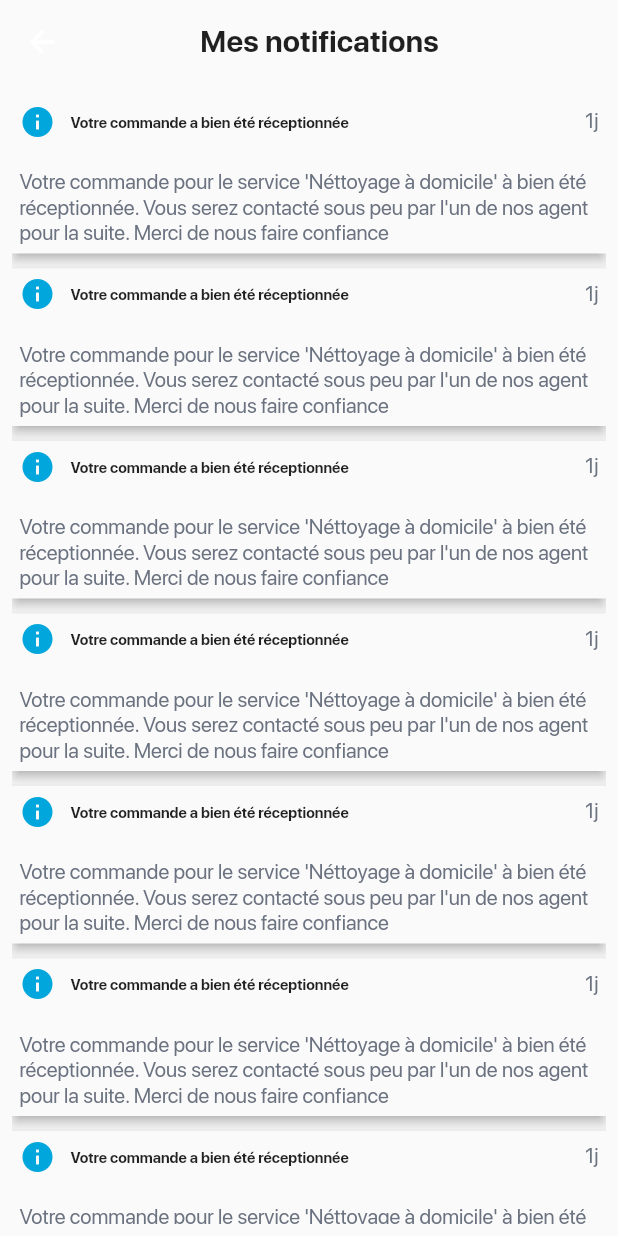
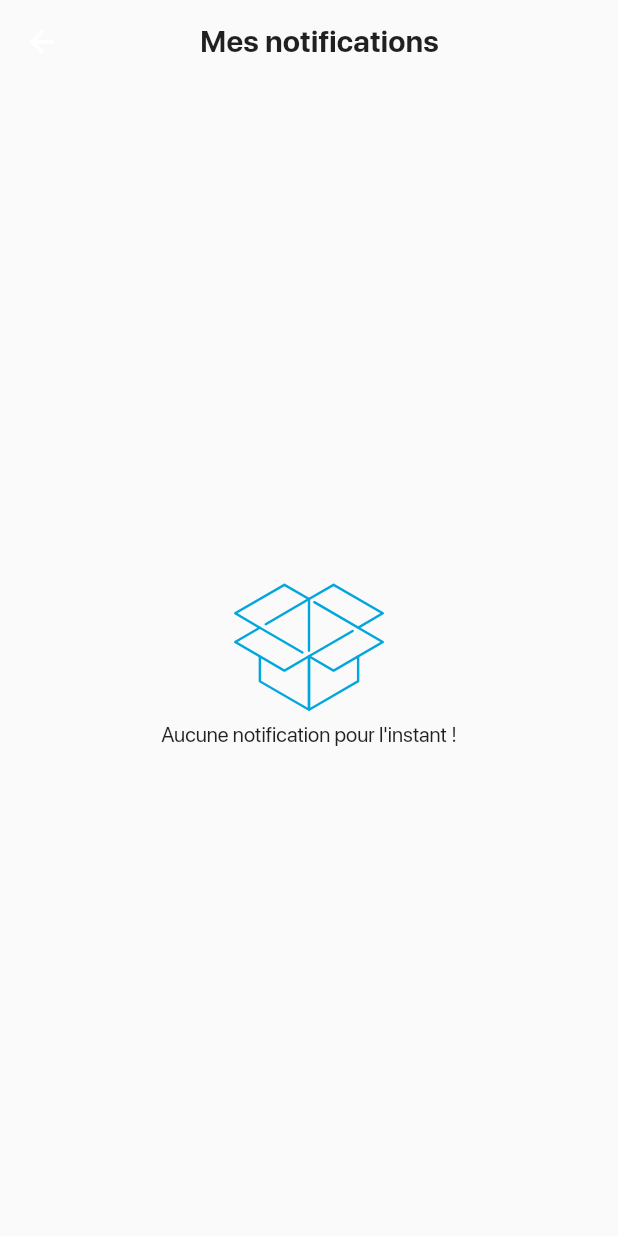
Before and after one commit to stalertelie/my_clean, a Flutter app: the NotificationScreen screen opened directly, on a phone screen of 412 x 824 dp. Run offline on Flutter 3.47's test engine with Material 2 defaults, Android fonts, the phone set to English and light mode, and no system bars; our stand-ins replace animate_do, cached_network_image, carousel_slider, flutter_datetime_picker, flutter_rating_stars, flutter_secure_storage and 15 more; missing offline and left inert: dart:ffi, http_interceptor, ioc, jwt_decode; accounts and stored records are empty; network calls fail; project files that could hold a hidden picture were left out.

Commit message:
Resolve issu by client

```diff
--- a/lib/pages/booking/booking_desinfection.dart
+++ b/lib/pages/booking/booking_desinfection.dart
@@ -730,7 +730,7 @@ class _BookingDesinfectionScreenState extends State<BookingDesinfectionScreen>
                 width: 50,
               ),
               InkWell(
-                  onTap: () => _bloc.addTarification(
+                  onTap: () => _bloc.addTarification3d(
                       tarificationObject.tarifications!, -1,
                       rootId: rootId, isOperatorValueNull: true),
                   child: Container(
@@ -744,7 +744,7 @@ class _BookingDesinfectionScreenState extends State<BookingDesinfectionScreen>
                                 : Colors.grey.shade300)),
                   )),
               InkWell(
-                onTap: () => _bloc.addTarification(
+                onTap: () => _bloc.addTarification3d(
                     tarificationObject.tarifications!, 1,
                     rootId: rootId, isOperatorValueNull: true),
                 child: Container(
--- a/lib/pages/booking/booking_sofa.dart
+++ b/lib/pages/booking/booking_sofa.dart
@@ -650,7 +650,7 @@ class _BookingSofaScreenState extends State<BookingSofaScreen>
         mainAxisAlignment: MainAxisAlignment.spaceBetween,
         children: [
           tarificationObject.tarifications!.label!
-              .toUpperCase()
+              .toCapitalized()
               .text
               .size(18)
               .bold
--- a/lib/pages/notification/notification_page.dart
+++ b/lib/pages/notification/notification_page.dart
@@ -1,4 +1,5 @@
 import 'package:flutter/material.dart';
+import 'package:flutter_svg/svg.dart';
 import 'package:my_clean/components/tab_app_bar.dart';
 import 'package:my_clean/constants/colors_constant.dart';
 import 'package:my_clean/services/localization.dart';
@@ -23,14 +24,29 @@ class _NotificationScreenState extends State<NotificationScreen> {
             centerTitle: true,
             fontWeight: FontWeight.bold,
             showBackButton: false),
-      body: Padding(
+        body: /*Padding(
         padding: const EdgeInsets.all(8.0),
         child: ListView.builder(
           itemBuilder: (BuildContext context, int index) => _notificationItem(),
           itemCount: 30,
         ),
+      ),*/
+            Center(
+          child: Column(
+            mainAxisAlignment: MainAxisAlignment.center,
+            children: [
+              SvgPicture.asset(
+                "images/icons/open_box.svg",
+                width: 100,
+                color: const Color(colorPrimary),
               ),
-    );
+              const SizedBox(
+                width: 20,
+              ),
+              AppLocalizations.current.noNotification.text.make()
+            ],
+          ),
+        ));
   }
 
   Widget _notificationItem() => Padding(
--- a/lib/services/localization.dart
+++ b/lib/services/localization.dart
@@ -489,6 +489,28 @@ class AppLocalizations {
   String get useLocation {
     return Intl.message('useLocation', name: 'useLocation', locale: localeName);
   }
+
+  String get pieces {
+    return Intl.message('pieces', name: 'pieces', locale: localeName);
+  }
+
+  String get abonnement {
+    return Intl.message('abonnement', name: 'abonnement', locale: localeName);
+  }
+
+  String get ponctualService {
+    return Intl.message('ponctualService',
+        name: 'ponctualService', locale: localeName);
+  }
+
+  String get number {
+    return Intl.message('number', name: 'number', locale: localeName);
+  }
+
+  String get noNotification {
+    return Intl.message('noNotification',
+        name: 'noNotification', locale: localeName);
+  }
 }
 
 class AppLocalizationsDelegate extends LocalizationsDelegate<AppLocalizations> {
--- a/pubspec.yaml
+++ b/pubspec.yaml
@@ -15,7 +15,7 @@ publish_to: "none" # Remove this line if you wish to publish to pub.dev
 # In iOS, build-name is used as CFBundleShortVersionString while build-number used as CFBundleVersion.
 # Read more about iOS versioning at
 # https://developer.apple.com/library/archive/documentation/General/Reference/InfoPlistKeyReference/Articles/CoreFoundationKeys.html
-version: 1.0.2+3
+version: 1.0.4+4
 
 environment:
   sdk: ">=2.12.0 <3.0.0"
```
Also changed, not shown: lib/l10n/messages_en.dart (+7 -0 lines), lib/l10n/messages_fr.dart (+8 -1 lines), lib/l10n/messages_messages.dart (+7 -0 lines), lib/pages/booking/booking_bloc.dart (+32 -0 lines), lib/pages/booking/booking_cleaning.dart (+4 -4 lines), lib/pages/booking/booking_climatiseur.dart (+8 -2 lines), lib/pages/booking/booking_profondeur_page.dart (+4 -3 lines), images/icons/open_box.svg (added). Lines whose indentation alone changed are shown as unchanged.
